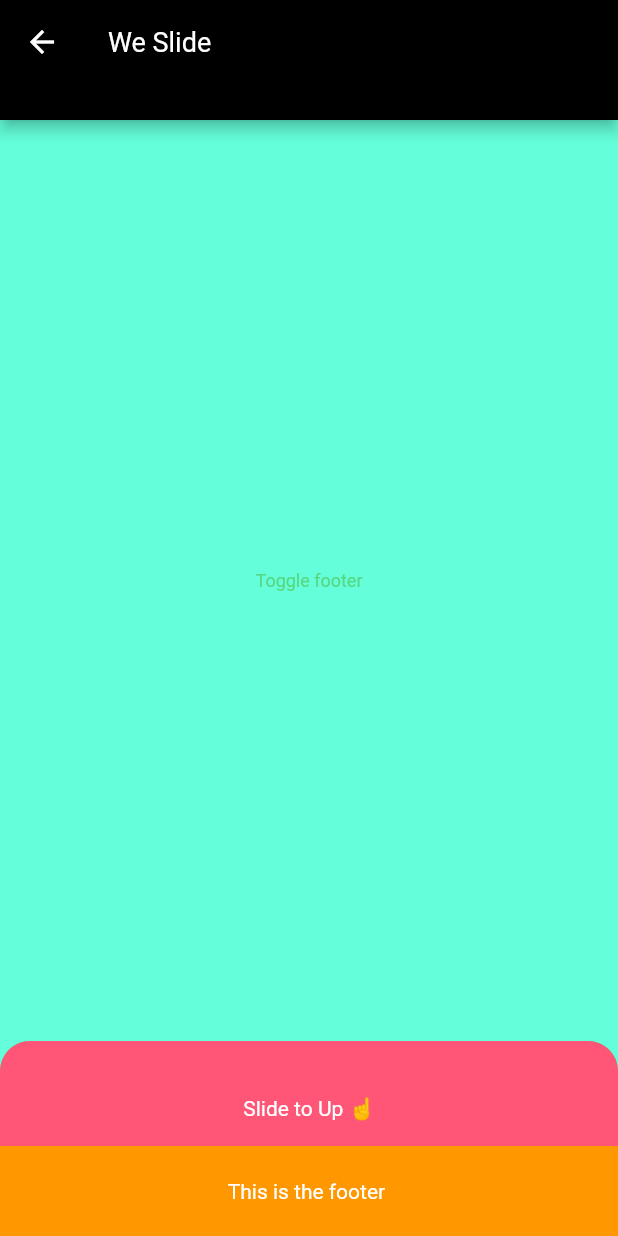
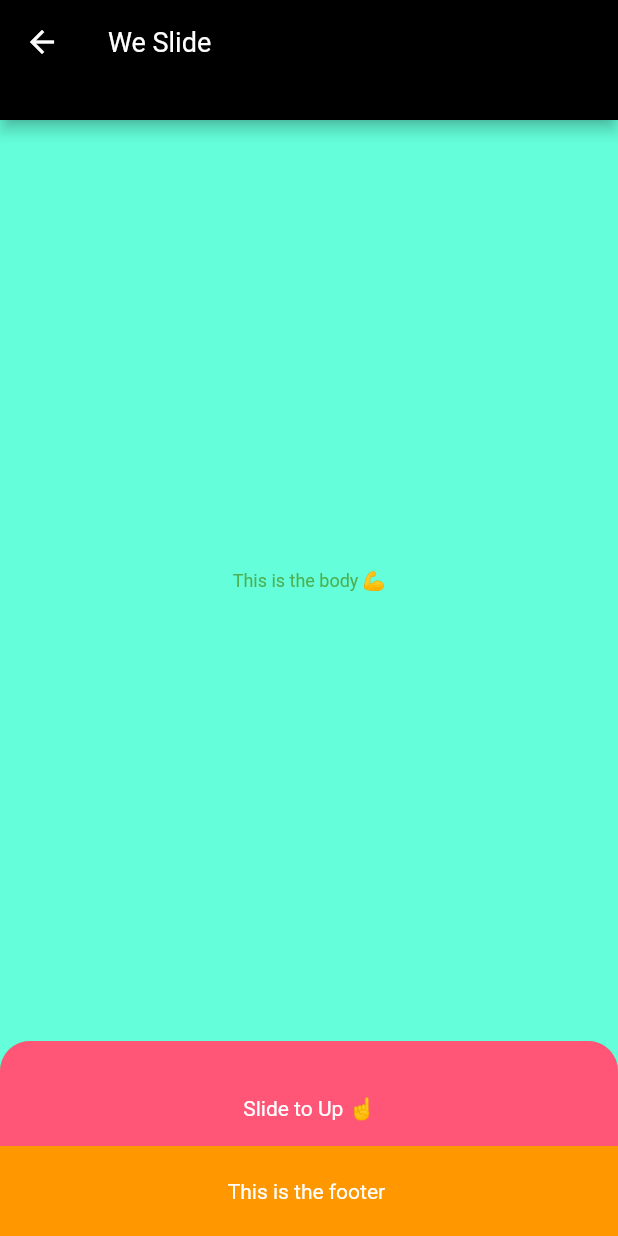
Before and after one commit to i3-sol/slide, a Flutter app: the screen it shows after launch, on a phone screen of 412 x 824 dp. Run offline on Flutter 3.47's test engine with Material 2 defaults, Android fonts, the phone set to English and light mode, and no system bars.

Commit message:
feat: add footer controller example

```diff
--- a/example/lib/basic/basic.dart
+++ b/example/lib/basic/basic.dart
@@ -32,19 +32,19 @@ class _BasicState extends State<Basic> {
         appBarHeight: 80.0,
         footerHeight: 60.0,
         controller: _controller,
+        footerController: _footerController,
         appBar: AppBar(
           title: Text("We Slide"),
           leading: BackButton(),
           backgroundColor: Colors.black,
         ),
-        // body: Container(
-        //   color: Colors.tealAccent,
-        //   child: Center(child: Text("This is the body 💪")),
-        // ),
         body: Container(
           color: Colors.tealAccent,
           child: TextButton(
-            child: Text("Toggle footer"),
+            child: Text(
+              "This is the body 💪",
+              style: TextStyle(color: Colors.green),
+            ),
             onPressed: () {
               if (_footerController.value) {
                 _footerController.hide();
```
